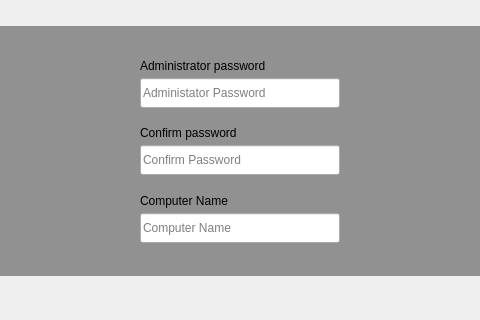
Before: the Qt Designer form yali/gui/Ui/rootpasswidget.ui in dadas45li/yali, drawn with Qt 5; both pictures show x 272 to 752 and y 278 to 598 of the 986 by 858 pixel window.
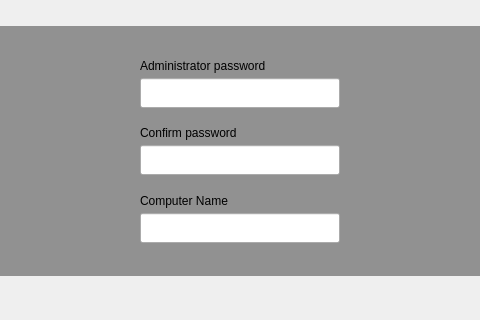
After: the same form once the commit is applied. Icons and pictures are not drawn.

```diff
--- a/yali/gui/Ui/rootpasswidget.ui
+++ b/yali/gui/Ui/rootpasswidget.ui
@@ -167,9 +167,6 @@
            <property name="echoMode">
             <enum>QLineEdit::Password</enum>
            </property>
-           <property name="placeholderText">
-            <string>Administator Password</string>
-           </property>
           </widget>
          </item>
          <item>
@@ -221,9 +218,6 @@
            <property name="echoMode">
             <enum>QLineEdit::Password</enum>
            </property>
-           <property name="placeholderText">
-            <string>Confirm Password</string>
-           </property>
           </widget>
          </item>
          <item>
@@ -269,9 +263,6 @@
            <property name="text">
             <string/>
            </property>
-           <property name="placeholderText">
-            <string>Computer Name</string>
-           </property>
           </widget>
          </item>
          <item>
```
